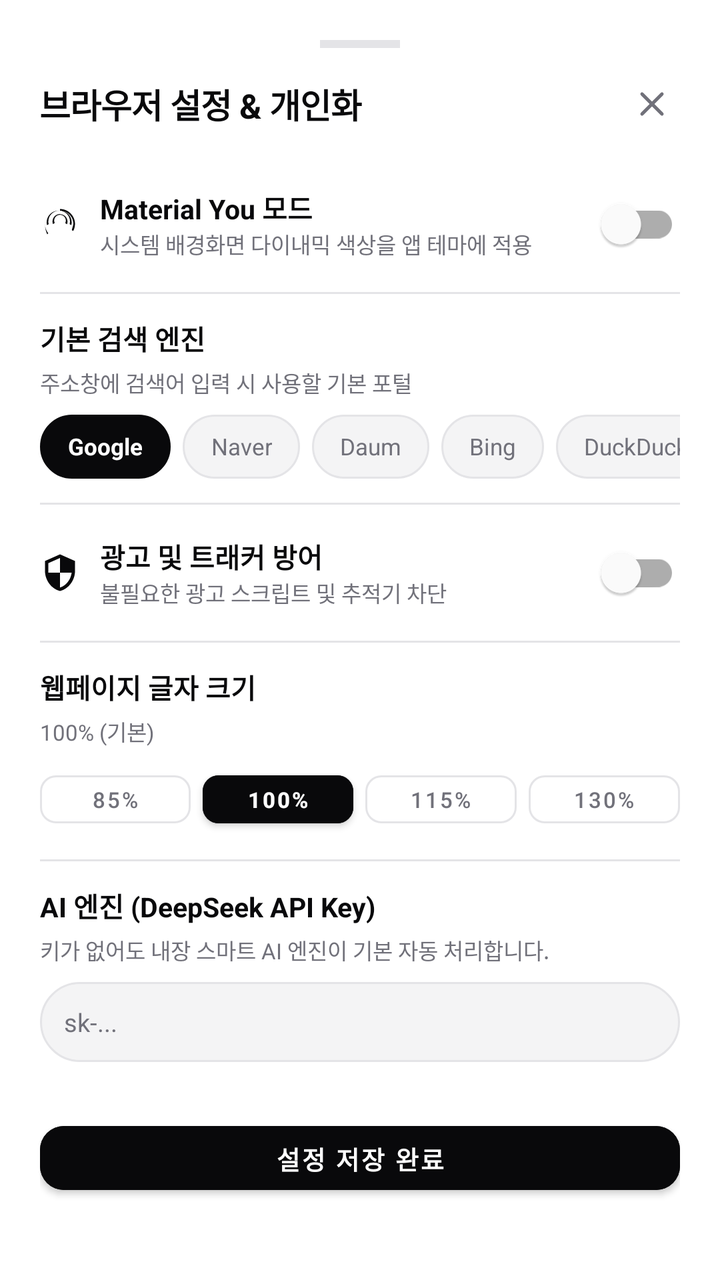
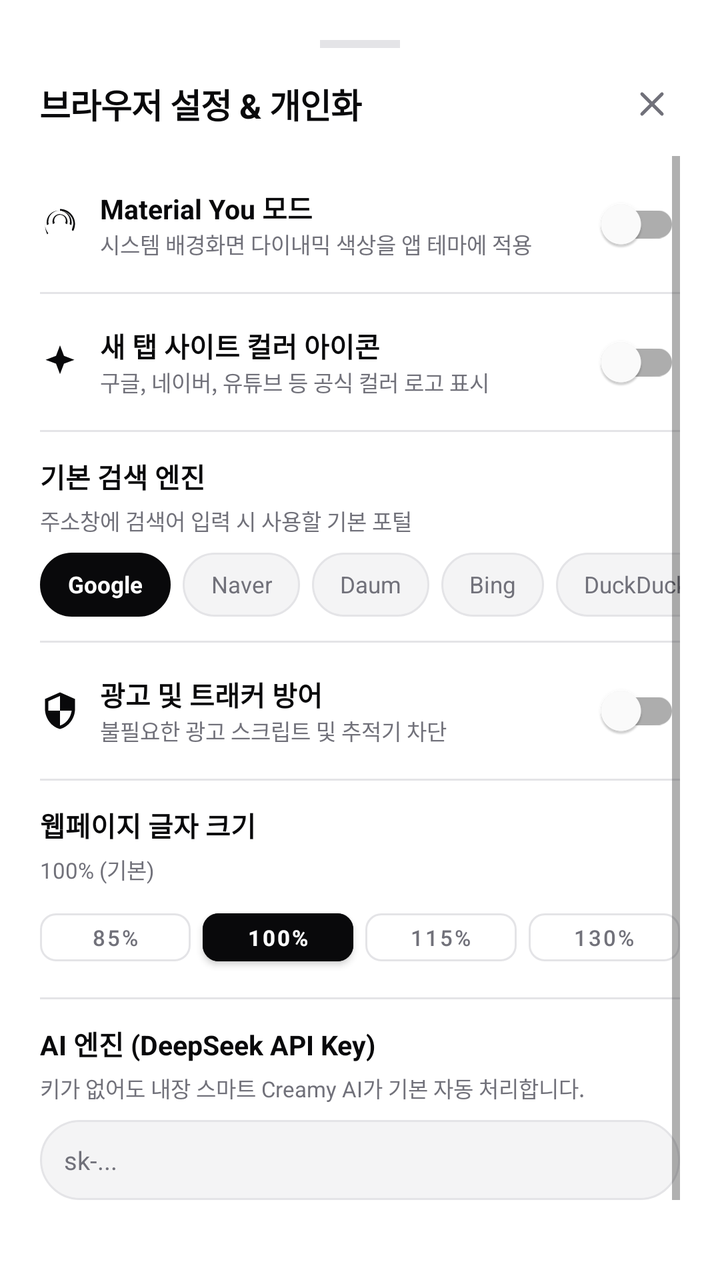

The first picture is an Android layout as it rendered before a commit; the second is the same layout after the commit. The layout source and the unified diff follow.
<!-- AndroidManifest.xml: application theme Theme.CreamAiHub -->
<!-- res/layout/dialog_settings.xml -->
<?xml version="1.0" encoding="utf-8"?>
<LinearLayout 
    xmlns:android="http://schemas.android.com/apk/res/android"
    xmlns:app="http://schemas.android.com/apk/res-auto"
    android:layout_width="match_parent"
    android:layout_height="wrap_content"
    android:orientation="vertical"
    android:padding="20dp"
    android:background="@drawable/bg_bottom_sheet">

    
    <View
        android:layout_width="40dp"
        android:layout_height="4dp"
        android:layout_gravity="center_horizontal"
        android:background="@color/border_gray"
        android:layout_marginBottom="14dp" />

    <LinearLayout
        android:layout_width="match_parent"
        android:layout_height="wrap_content"
        android:orientation="horizontal"
        android:gravity="center_vertical"
        android:layout_marginBottom="12dp">

        <TextView
            android:layout_width="0dp"
            android:layout_height="wrap_content"
            android:layout_weight="1"
            android:text="브라우저 설정 &amp; 개인화"
            android:textSize="17sp"
            android:textStyle="bold"
            android:textColor="@color/primary_black"
            android:letterSpacing="-0.02" />

        <ImageView
            android:id="@+id/btnCloseSettingsIcon"
            android:layout_width="28dp"
            android:layout_height="28dp"
            android:src="@drawable/ic_close"
            app:tint="@color/text_muted"
            android:padding="4dp"
            android:background="?attr/selectableItemBackgroundBorderless"
            android:contentDescription="Close" />
    </LinearLayout>

    <ScrollView
        android:layout_width="match_parent"
        android:layout_height="wrap_content"
        android:maxHeight="440dp"
        android:scrollbars="vertical"
        android:layout_marginBottom="14dp">

        <LinearLayout
            android:layout_width="match_parent"
            android:layout_height="wrap_content"
            android:orientation="vertical">

            
            <LinearLayout
                android:layout_width="match_parent"
                android:layout_height="wrap_content"
                android:orientation="horizontal"
                android:gravity="center_vertical"
                android:paddingVertical="10dp">

                <ImageView
                    android:layout_width="20dp"
                    android:layout_height="20dp"
                    android:src="@drawable/ic_palette"
                    app:tint="@color/primary_black"
                    android:layout_marginEnd="10dp" />

                <LinearLayout
                    android:layout_width="0dp"
                    android:layout_height="wrap_content"
                    android:layout_weight="1"
                    android:orientation="vertical">

                    <TextView
                        android:layout_width="wrap_content"
                        android:layout_height="wrap_content"
                        android:text="Material You 모드"
                        android:textSize="13.5sp"
                        android:textStyle="bold"
                        android:textColor="@color/primary_black" />

                    <TextView
                        android:layout_width="wrap_content"
                        android:layout_height="wrap_content"
                        android:text="시스템 배경화면 다이내믹 색상을 앱 테마에 적용"
                        android:textSize="11sp"
                        android:textColor="@color/text_muted" />
                </LinearLayout>

                <com.google.android.material.switchmaterial.SwitchMaterial
                    android:id="@+id/switchMaterialYou"
                    android:layout_width="wrap_content"
                    android:layout_height="wrap_content" />
            </LinearLayout>

            <View
                android:layout_width="match_parent"
                android:layout_height="1dp"
                android:background="@color/border_gray" />

            
            <LinearLayout
                android:layout_width="match_parent"
                android:layout_height="wrap_content"
                android:orientation="vertical"
                android:paddingVertical="12dp">

                <TextView
                    android:layout_width="wrap_content"
                    android:layout_height="wrap_content"
                    android:text="기본 검색 엔진"
                    android:textSize="13.5sp"
                    android:textStyle="bold"
                    android:textColor="@color/primary_black"
                    android:layout_marginBottom="4dp" />

                <TextView
                    android:layout_width="wrap_content"
                    android:layout_height="wrap_content"
                    android:text="주소창에 검색어 입력 시 사용할 기본 포털"
                    android:textSize="11sp"
                    android:textColor="@color/text_muted"
                    android:layout_marginBottom="8dp" />

                <HorizontalScrollView
                    android:layout_width="match_parent"
                    android:layout_height="wrap_content"
                    android:scrollbars="none">

                    <LinearLayout
                        android:id="@+id/layoutSearchEngines"
                        android:layout_width="wrap_content"
                        android:layout_height="wrap_content"
                        android:orientation="horizontal">

                        <TextView
                            android:id="@+id/btnEngineGoogle"
                            android:layout_width="wrap_content"
                            android:layout_height="32dp"
                            android:text="Google"
                            android:textSize="11.5sp"
                            android:textStyle="bold"
                            android:textColor="@color/white"
                            android:background="@drawable/bg_pill_badge"
                            android:backgroundTint="@color/primary_black"
                            android:gravity="center"
                            android:paddingHorizontal="14dp"
                            android:layout_marginEnd="6dp"
                            android:clickable="true"
                            android:focusable="true" />

                        <TextView
                            android:id="@+id/btnEngineNaver"
                            android:layout_width="wrap_content"
                            android:layout_height="32dp"
                            android:text="Naver"
                            android:textSize="11.5sp"
                            android:textColor="@color/text_muted"
                            android:background="@drawable/bg_pill_badge"
                            android:gravity="center"
                            android:paddingHorizontal="14dp"
                            android:layout_marginEnd="6dp"
                            android:clickable="true"
                            android:focusable="true" />

                        <TextView
                            android:id="@+id/btnEngineDaum"
                            android:layout_width="wrap_content"
                            android:layout_height="32dp"
                            android:text="Daum"
                            android:textSize="11.5sp"
                            android:textColor="@color/text_muted"
                            android:background="@drawable/bg_pill_badge"
                            android:gravity="center"
                            android:paddingHorizontal="14dp"
                            android:layout_marginEnd="6dp"
                            android:clickable="true"
                            android:focusable="true" />

                        <TextView
                            android:id="@+id/btnEngineBing"
                            android:layout_width="wrap_content"
                            android:layout_height="32dp"
                            android:text="Bing"
                            android:textSize="11.5sp"
                            android:textColor="@color/text_muted"
                            android:background="@drawable/bg_pill_badge"
                            android:gravity="center"
                            android:paddingHorizontal="14dp"
                            android:layout_marginEnd="6dp"
                            android:clickable="true"
                            android:focusable="true" />

                        <TextView
                            android:id="@+id/btnEngineDuck"
                            android:layout_width="wrap_content"
                            android:layout_height="32dp"
                            android:text="DuckDuckGo"
                            android:textSize="11.5sp"
                            android:textColor="@color/text_muted"
                            android:background="@drawable/bg_pill_badge"
                            android:gravity="center"
                            android:paddingHorizontal="14dp"
                            android:clickable="true"
                            android:focusable="true" />
                    </LinearLayout>
                </HorizontalScrollView>
            </LinearLayout>

            <View
                android:layout_width="match_parent"
                android:layout_height="1dp"
                android:background="@color/border_gray" />

            
            <LinearLayout
                android:layout_width="match_parent"
                android:layout_height="wrap_content"
                android:orientation="horizontal"
                android:gravity="center_vertical"
                android:paddingVertical="10dp">

                <ImageView
                    android:layout_width="20dp"
                    android:layout_height="20dp"
                    android:src="@drawable/ic_shield"
                    app:tint="@color/primary_black"
                    android:layout_marginEnd="10dp" />

                <LinearLayout
                    android:layout_width="0dp"
                    android:layout_height="wrap_content"
                    android:layout_weight="1"
                    android:orientation="vertical">

                    <TextView
                        android:layout_width="wrap_content"
                        android:layout_height="wrap_content"
                        android:text="광고 및 트래커 방어"
                        android:textSize="13.5sp"
                        android:textStyle="bold"
                        android:textColor="@color/primary_black" />

                    <TextView
                        android:layout_width="wrap_content"
                        android:layout_height="wrap_content"
                        android:text="불필요한 광고 스크립트 및 추적기 차단"
                        android:textSize="11sp"
                        android:textColor="@color/text_muted" />
                </LinearLayout>

                <com.google.android.material.switchmaterial.SwitchMaterial
                    android:id="@+id/switchAdBlock"
                    android:layout_width="wrap_content"
                    android:layout_height="wrap_content" />
            </LinearLayout>

            <View
                android:layout_width="match_parent"
                android:layout_height="1dp"
                android:background="@color/border_gray" />

            
            <LinearLayout
                android:layout_width="match_parent"
                android:layout_height="wrap_content"
                android:orientation="vertical"
                android:paddingVertical="12dp">

                <TextView
                    android:layout_width="wrap_content"
                    android:layout_height="wrap_content"
                    android:text="웹페이지 글자 크기"
                    android:textSize="13.5sp"
                    android:textStyle="bold"
                    android:textColor="@color/primary_black"
                    android:layout_marginBottom="4dp" />

                <TextView
                    android:id="@+id/tvZoomDisplay"
                    android:layout_width="wrap_content"
                    android:layout_height="wrap_content"
                    android:text="100% (기본)"
                    android:textSize="11sp"
                    android:textColor="@color/text_muted"
                    android:layout_marginBottom="8dp" />

                <LinearLayout
                    android:layout_width="match_parent"
                    android:layout_height="wrap_content"
                    android:orientation="horizontal">

                    <Button
                        android:id="@+id/btnZoom80"
                        android:layout_width="0dp"
                        android:layout_height="36dp"
                        android:layout_weight="1"
                        android:text="85%"
                        android:textSize="11sp"
                        style="@style/Widget.MaterialComponents.Button.OutlinedButton"
                        android:textColor="@color/text_muted"
                        app:strokeColor="@color/border_gray"
                        app:cornerRadius="8dp"
                        android:layout_marginEnd="6dp" />

                    <Button
                        android:id="@+id/btnZoom100"
                        android:layout_width="0dp"
                        android:layout_height="36dp"
                        android:layout_weight="1"
                        android:text="100%"
                        android:textSize="11sp"
                        android:textStyle="bold"
                        android:backgroundTint="@color/primary_black"
                        android:textColor="@color/white"
                        app:cornerRadius="8dp"
                        android:layout_marginEnd="6dp" />

                    <Button
                        android:id="@+id/btnZoom120"
                        android:layout_width="0dp"
                        android:layout_height="36dp"
                        android:layout_weight="1"
                        android:text="115%"
                        android:textSize="11sp"
                        style="@style/Widget.MaterialComponents.Button.OutlinedButton"
                        android:textColor="@color/text_muted"
                        app:strokeColor="@color/border_gray"
                        app:cornerRadius="8dp"
                        android:layout_marginEnd="6dp" />

                    <Button
                        android:id="@+id/btnZoom140"
                        android:layout_width="0dp"
                        android:layout_height="36dp"
                        android:layout_weight="1"
                        android:text="130%"
                        android:textSize="11sp"
                        style="@style/Widget.MaterialComponents.Button.OutlinedButton"
                        android:textColor="@color/text_muted"
                        app:strokeColor="@color/border_gray"
                        app:cornerRadius="8dp" />
                </LinearLayout>
            </LinearLayout>

            <View
                android:layout_width="match_parent"
                android:layout_height="1dp"
                android:background="@color/border_gray" />

            
            <LinearLayout
                android:layout_width="match_parent"
                android:layout_height="wrap_content"
                android:orientation="vertical"
                android:paddingVertical="12dp">

                <TextView
                    android:layout_width="wrap_content"
                    android:layout_height="wrap_content"
                    android:text="AI 엔진 (DeepSeek API Key)"
                    android:textSize="13.5sp"
                    android:textStyle="bold"
                    android:textColor="@color/primary_black"
                    android:layout_marginBottom="4dp" />

                <TextView
                    android:layout_width="match_parent"
                    android:layout_height="wrap_content"
                    android:text="키가 없어도 내장 스마트 AI 엔진이 기본 자동 처리합니다."
                    android:textSize="11sp"
                    android:textColor="@color/text_muted"
                    android:layout_marginBottom="8dp" />

                <EditText
                    android:id="@+id/etApiKey"
                    android:layout_width="match_parent"
                    android:layout_height="40dp"
                    android:hint="sk-..."
                    android:textSize="12.5sp"
                    android:textColor="@color/primary_black"
                    android:textColorHint="@color/text_muted"
                    android:paddingHorizontal="12dp"
                    android:background="@drawable/bg_input_box"
                    android:inputType="textPassword" />
            </LinearLayout>

        </LinearLayout>
    </ScrollView>

    
    <Button
        android:id="@+id/btnSaveSettings"
        android:layout_width="match_parent"
        android:layout_height="44dp"
        android:text="설정 저장 완료"
        android:textSize="12.5sp"
        android:textStyle="bold"
        android:backgroundTint="@color/primary_black"
        android:textColor="@color/white"
        app:cornerRadius="12dp" />

</LinearLayout>
<!-- resources referenced by this layout -->
<resources>
  <color name="border_gray">#E4E4E7</color>
  <color name="primary_black">#09090B</color>
  <color name="text_muted">#71717A</color>
  <color name="white">#FFFFFF</color>
  <!-- drawable bg_bottom_sheet (drawable) -->
  <?xml version="1.0" encoding="utf-8"?>
  <shape xmlns:android="http://schemas.android.com/apk/res/android">
      <solid android:color="#FFFFFF" />
      <corners 
          android:topLeftRadius="28dp" 
          android:topRightRadius="28dp" 
          android:bottomLeftRadius="0dp" 
          android:bottomRightRadius="0dp" />
  </shape>
  <!-- drawable bg_input_box (drawable) -->
  <?xml version="1.0" encoding="utf-8"?>
  <shape xmlns:android="http://schemas.android.com/apk/res/android">
      <solid android:color="#F4F4F5" />
      <stroke android:width="1dp" android:color="#E4E4E7" />
      <corners android:radius="24dp" />
  </shape>
  <!-- drawable bg_pill_badge (drawable) -->
  <?xml version="1.0" encoding="utf-8"?>
  <shape xmlns:android="http://schemas.android.com/apk/res/android">
      <solid android:color="#F4F4F5" />
      <stroke android:width="1dp" android:color="#E4E4E7" />
      <corners android:radius="999dp" />
  </shape>
  <!-- drawable ic_close (drawable) -->
  <vector xmlns:android="http://schemas.android.com/apk/res/android"
      android:width="24dp"
      android:height="24dp"
      android:viewportWidth="24"
      android:viewportHeight="24">
      <path
          android:strokeColor="#09090B"
          android:strokeWidth="2"
          android:strokeLineCap="round"
          android:strokeLineJoin="round"
          android:pathData="M18,6L6,18M6,6l12,12" />
  </vector>
  <!-- drawable ic_palette (drawable) -->
  <vector xmlns:android="http://schemas.android.com/apk/res/android"
      android:width="24dp"
      android:height="24dp"
      android:viewportWidth="24"
      android:viewportHeight="24">
      <path
          android:fillColor="#000000"
          android:pathData="M12,3c-4.97,0 -9,4.03 -9,9 0,2.12 0.74,4.07 1.97,5.61L4.35,18.23C3.52,16.5 3,14.35 3,12c0,-4.97 4.03,-9 9,-9s9,4.03 9,9c0,1.52 -0.4,2.95 -1.09,4.19l-0.84,-0.53C19.64,13.62 20,12.35 20,12c0,-4.42 -3.58,-8 -8,-8zm0,1c3.87,0 7,3.13 7,7 0,0.59 -0.08,1.16 -0.22,1.71l-1.01,-0.64C17.91,11.56 18,11.04 18,10.5c0,-3.59 -2.91,-6.5 -6.5,-6.5 -3.59,0 -6.5,2.91 -6.5,6.5 0,0.54 0.09,1.06 0.23,1.57l-1.01,0.64C4.08,12.16 4,11.59 4,11c0,-3.87 3.13,-7 7,-7zm0,2c-2.48,0 -4.5,2.02 -4.5,4.5 0,0.55 0.1,1.07 0.28,1.56l1.09,-0.69C8.63,11.02 8.5,10.52 8.5,10c0,-1.93 1.57,-3.5 3.5,-3.5s3.5,1.57 3.5,3.5c0,0.52 -0.13,1.02 -0.37,1.47l1.09,0.69c0.18,-0.49 0.28,-1.01 0.28,-1.56 0,-2.48 -2.02,-4.5 -4.5,-4.5z" />
  </vector>
  <!-- drawable ic_shield (drawable) -->
  <vector xmlns:android="http://schemas.android.com/apk/res/android"
      android:width="24dp"
      android:height="24dp"
      android:viewportWidth="24"
      android:viewportHeight="24">
      <path
          android:fillColor="#000000"
          android:pathData="M12,1L3,5v6c0,5.55 3.84,10.74 9,12 5.16,-1.26 9,-6.45 9,-12V5l-9,-4zm0,10.99h7c-0.53,4.12 -3.28,7.79 -7,8.94V12H5V6.3l7,-3.11v8.8z" />
  </vector>
  <style name="Theme.CreamAiHub" parent="Theme.MaterialComponents.DayNight.NoActionBar">
          <item name="colorPrimary">@color/primary_black</item>
          <item name="colorPrimaryVariant">@color/secondary_dark</item>
          <item name="colorOnPrimary">@color/white</item>
          <item name="android:statusBarColor">@color/white</item>
          <item name="android:windowLightStatusBar">true</item>
      </style>
  <color name="secondary_dark">#27272A</color>
</resources>

<!-- the commit's change to res/layout/dialog_settings.xml (unified diff, before → after) -->
@@ -95,6 +95,54 @@
 
                 <com.google.android.material.switchmaterial.SwitchMaterial
                     android:id="@+id/switchMaterialYou"
+                    android:layout_width="wrap_content"
+                    android:layout_height="wrap_content" />
+            </LinearLayout>
+
+            <View
+                android:layout_width="match_parent"
+                android:layout_height="1dp"
+                android:background="@color/border_gray" />
+
+            
+            <LinearLayout
+                android:layout_width="match_parent"
+                android:layout_height="wrap_content"
+                android:orientation="horizontal"
+                android:gravity="center_vertical"
+                android:paddingVertical="10dp">
+
+                <ImageView
+                    android:layout_width="20dp"
+                    android:layout_height="20dp"
+                    android:src="@drawable/ic_sparkles"
+                    app:tint="@color/primary_black"
+                    android:layout_marginEnd="10dp" />
+
+                <LinearLayout
+                    android:layout_width="0dp"
+                    android:layout_height="wrap_content"
+                    android:layout_weight="1"
+                    android:orientation="vertical">
+
+                    <TextView
+                        android:layout_width="wrap_content"
+                        android:layout_height="wrap_content"
+                        android:text="새 탭 사이트 컬러 아이콘"
+                        android:textSize="13.5sp"
+                        android:textStyle="bold"
+                        android:textColor="@color/primary_black" />
+
+                    <TextView
+                        android:layout_width="wrap_content"
+                        android:layout_height="wrap_content"
+                        android:text="구글, 네이버, 유튜브 등 공식 컬러 로고 표시"
+                        android:textSize="11sp"
+                        android:textColor="@color/text_muted" />
+                </LinearLayout>
+
+                <com.google.android.material.switchmaterial.SwitchMaterial
+                    android:id="@+id/switchColorFavicons"
                     android:layout_width="wrap_content"
                     android:layout_height="wrap_content" />
             </LinearLayout>
@@ -373,7 +421,7 @@
                 <TextView
                     android:layout_width="match_parent"
                     android:layout_height="wrap_content"
-                    android:text="키가 없어도 내장 스마트 AI 엔진이 기본 자동 처리합니다."
+                    android:text="키가 없어도 내장 스마트 Creamy AI가 기본 자동 처리합니다."
                     android:textSize="11sp"
                     android:textColor="@color/text_muted"
                     android:layout_marginBottom="8dp" />
<!-- resource entries referenced after the edit -->
@@ -61,6 +61,16 @@
           android:fillColor="#000000"
           android:pathData="M12,1L3,5v6c0,5.55 3.84,10.74 9,12 5.16,-1.26 9,-6.45 9,-12V5l-9,-4zm0,10.99h7c-0.53,4.12 -3.28,7.79 -7,8.94V12H5V6.3l7,-3.11v8.8z" />
   </vector>
+  <!-- drawable ic_sparkles (drawable) -->
+  <vector xmlns:android="http://schemas.android.com/apk/res/android"
+      android:width="24dp"
+      android:height="24dp"
+      android:viewportWidth="24"
+      android:viewportHeight="24">
+      <path
+          android:fillColor="#09090B"
+          android:pathData="M12,2L14.39,8.26L20.65,10.65L14.39,13.04L12,19.3L9.61,13.04L3.35,10.65L9.61,8.26L12,2Z" />
+  </vector>
   <style name="Theme.CreamAiHub" parent="Theme.MaterialComponents.DayNight.NoActionBar">
           <item name="colorPrimary">@color/primary_black</item>
           <item name="colorPrimaryVariant">@color/secondary_dark</item>
